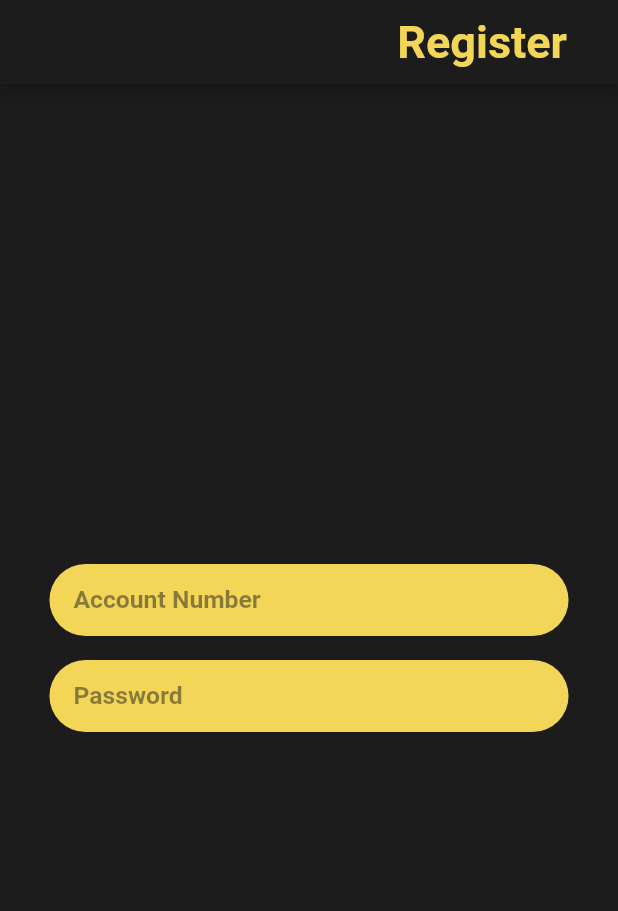
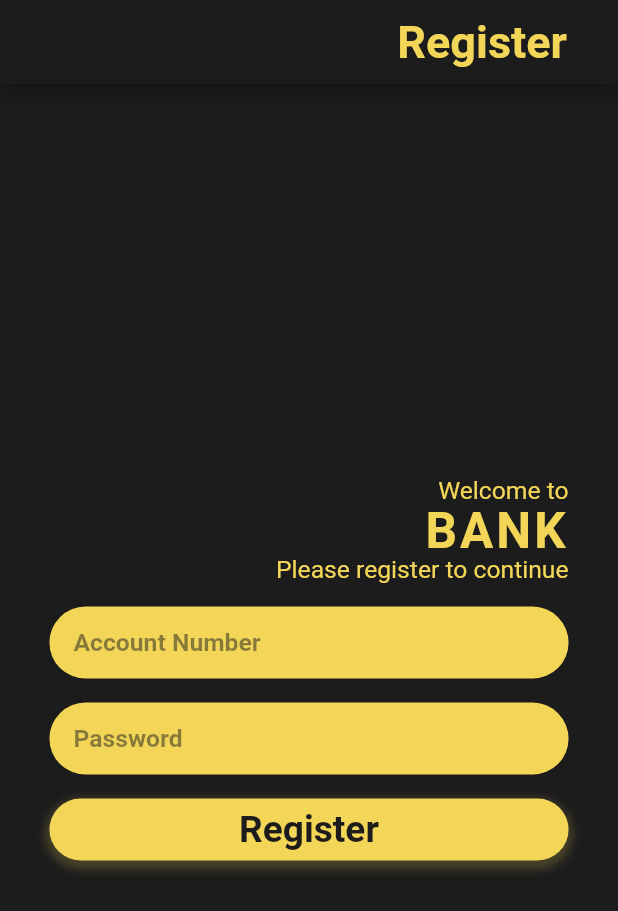
Before and after one commit to silentl007/bankapptest, a Flutter app: the Register screen opened directly, on a phone screen of 412 x 824 dp. Shown: the top 911 px of the screen. Run offline on Flutter 3.47's test engine with Material 2 defaults, Android fonts, the phone set to English and light mode, and no system bars.

Commit message:
done with login and register screens

```diff
--- a/lib/home.dart
+++ b/lib/home.dart
@@ -11,7 +11,7 @@ class _HomeState extends State<Home> {
     return SafeArea(
       child: Scaffold(
         body: Center(
-          child: Text('i am in'),
+          child: Text('i am logged!'),
         )
       )
     );
--- a/lib/model.dart
+++ b/lib/model.dart
@@ -48,6 +48,25 @@ class UserWidgets {
       filled: true,
       fillColor: UserColors.yellowColor,
       contentPadding: EdgeInsets.symmetric(horizontal: 16, vertical: 0),
+    );
+  }
+
+  welcomeText(
+      {@required String text,
+      @required double sizeFont,
+      double height,
+      double letterSpace,
+      bool bold}) {
+    return Text(
+      text,
+      textAlign: TextAlign.end,
+      style: TextStyle(
+        fontSize: sizeFont,
+        fontWeight: bold ? FontWeight.bold : FontWeight.normal,
+        color: UserColors.yellowColor,
+        letterSpacing: letterSpace ?? 0,
+        height: height ?? 0,
+      ),
     );
   }
 
@@ -151,7 +170,7 @@ class RegisterLogic {
       'phoneNumber': username,
       'password': password
     };
-    Uri link = Uri.parse('https://bank.veegil.com/auth/login');
+    Uri link = Uri.parse('https://bank.veegil.com/auth/signup');
     try {
       var encodeData = jsonEncode(registerDetails);
       var send = await http.post(link,
@@ -159,7 +178,8 @@ class RegisterLogic {
           headers: {'Content-Type': 'application/json; charset=UTF-8'});
       print('=======> body: ${send.body}');
       print('=======> status: ${send.statusCode}');
-      return null;
+       print('=======> register details: $registerDetails');
+      return send.statusCode;
     } catch (e) {
       print('=======> error: $e');
       return null;
--- a/lib/register.dart
+++ b/lib/register.dart
@@ -1,8 +1,9 @@
+import 'package:bankapp/login.dart';
 import 'package:bankapp/model.dart';
 import 'package:flutter/material.dart';
 
 class Register extends StatelessWidget {
-  final LoginLogic loginClass = LoginLogic();
+  final RegisterLogic registerClass = RegisterLogic();
   final UserWidgets userWidgets = UserWidgets();
   final usernameControl = TextEditingController();
   final passwordControl = TextEditingController();
@@ -16,6 +17,11 @@ class Register extends StatelessWidget {
     double f16 = size.height * .02;
     double f32 = size.height * .04;
     return SafeArea(
+      child: WillPopScope(
+        onWillPop: () {
+          return Navigator.pushReplacement(
+              context, MaterialPageRoute(builder: (context) => Login()));
+        },
         child: Scaffold(
           backgroundColor: UserColors.blackbackground,
           appBar: userWidgets.userappbar('Register'),
@@ -24,27 +30,47 @@ class Register extends StatelessWidget {
               child: Padding(
                 padding: EdgeInsets.symmetric(horizontal: f32, vertical: 16),
                 child: Form(
+                  key: _key,
                   child: Column(
                     crossAxisAlignment: CrossAxisAlignment.stretch,
                     mainAxisAlignment: MainAxisAlignment.center,
                     children: [
+                      userWidgets.welcomeText(
+                          text: "Welcome to",
+                          sizeFont: f16,
+                          height: 2,
+                          bold: false),
+                      userWidgets.welcomeText(
+                          text: "BANK",
+                          sizeFont: f32,
+                          height: 1,
+                          bold: true,
+                          letterSpace: 2),
+                      userWidgets.welcomeText(
+                          text: "Please register to continue",
+                          sizeFont: f16,
+                          height: 1,
+                          bold: false),
+                      Divider(),
                       TextFormField(
                         onEditingComplete: () => node.nextFocus(),
                         controller: usernameControl,
                         keyboardType: TextInputType.number,
-                      decoration: userWidgets.inputdecor('Account Number', f16),
+                        decoration:
+                            userWidgets.inputdecor('Account Number', f16),
                         validator: (text) {
                           if (text.isEmpty) {
                             return 'This field is empty';
                           }
                         },
                         onSaved: (text) {
-                        loginClass.username = text;
+                          registerClass.username = text;
                         },
                       ),
                       Divider(),
                       TextFormField(
                           controller: passwordControl,
+                          obscureText: true,
                           keyboardType: TextInputType.text,
                           validator: (text) {
                             if (text.isEmpty) {
@@ -52,11 +78,13 @@ class Register extends StatelessWidget {
                             }
                           },
                           onSaved: (text) {
-                          loginClass.password = text;
+                            registerClass.password = text;
                           },
                           decoration: userWidgets.inputdecor('Password', f16)),
                       Divider(),
+                      button('Register', context, h40, f24),
                     ],
+                  ),
                 ),
               ),
             ),
@@ -66,5 +94,124 @@ class Register extends StatelessWidget {
     );
   }
 
+  button(
+      String text, BuildContext context, double containerH, double sizefont) {
+    return InkWell(
+      onTap: () {
+        var keyState = _key.currentState;
+        if (keyState.validate()) {
+          keyState.save();
+          register(context);
+        }
+      },
+      child: Container(
+        height: containerH,
+        decoration: BoxDecoration(
+          color: UserColors.yellowColor,
+          borderRadius: BorderRadius.all(
+            Radius.circular(25),
+          ),
+          boxShadow: [
+            BoxShadow(
+              color: Color(0xFFF3D657).withOpacity(0.2),
+              spreadRadius: 3,
+              blurRadius: 4,
+              offset: Offset(0, 3),
+            ),
+          ],
+        ),
+        child: Center(
+          child: Text(
+            text,
+            style: TextStyle(
+              fontSize: sizefont,
+              fontWeight: FontWeight.bold,
+              color: UserColors.blackbackground,
+            ),
+          ),
+        ),
+      ),
+    );
+  }
 
+  register(BuildContext context) {
+    return showDialog(
+        context: context,
+        builder: (context) => FutureBuilder(
+              future: registerClass.register(),
+              builder: (context, snapshot) {
+                if (snapshot.connectionState != ConnectionState.done) {
+                  return userWidgets.loadingDiag();
+                } else if (snapshot.data == 200) {
+                  return registerSuccess(context);
+                } else if (snapshot.data == 404) {
+                  return userWidgets.errorDiag(context, 'Unable to register');
+                } else if (snapshot.data == 409) {
+                  return userWidgets.errorDiag(
+                      context, 'Unable to register, account is registered');
+                } else {
+                  return userWidgets.errorDiag(context,
+                      'Unable to register, please check internet connection');
                 }
+              },
+            ));
+  }
+
+  registerSuccess(BuildContext context) {
+    resetField();
+    return Container(
+      color: Colors.transparent,
+      child: AlertDialog(
+        backgroundColor: UserColors.blackbackground,
+        shape: RoundedRectangleBorder(
+            borderRadius: BorderRadius.all(Radius.circular(20))),
+        title: Center(
+            child: Container(
+          child: Row(
+            // crossAxisAlignment: CrossAxisAlignment.center,
+            mainAxisAlignment: MainAxisAlignment.center,
+            children: [
+              // Icon(
+              //   Icons.error,
+              //   size: 45,
+              //   color: UserColors.yellowColor,
+              // ),
+              Text(
+                'Error',
+              )
+            ],
+          ),
+        )),
+        content: Text('Success'),
+        actions: [
+          ElevatedButton.icon(
+            icon: Icon(
+              Icons.close,
+              color: UserColors.blackbackground,
+            ),
+            label: Text(
+              'Close',
+              style: TextStyle(color: UserColors.blackbackground),
+            ),
+            style: ButtonStyle(
+                backgroundColor:
+                    MaterialStateProperty.all<Color>(UserColors.yellowColor),
+                shape: MaterialStateProperty.all<OutlinedBorder>(
+                    RoundedRectangleBorder(
+                        borderRadius: BorderRadius.all(Radius.circular(50))))),
+            onPressed: () {
+              Navigator.pop(context);
+            },
+          )
+        ],
+      ),
+    );
+  }
+
+  resetField() {
+    WidgetsBinding.instance.addPostFrameCallback((_) {
+      var keyState = _key.currentState;
+      keyState.reset();
+    });
+  }
+}
```
Also changed, not shown: lib/login.dart (+14 -29 lines). Lines whose indentation alone changed are shown as unchanged.
